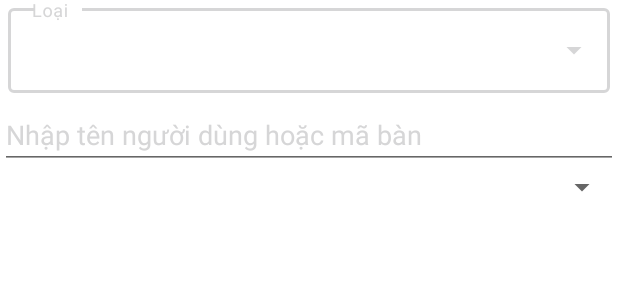
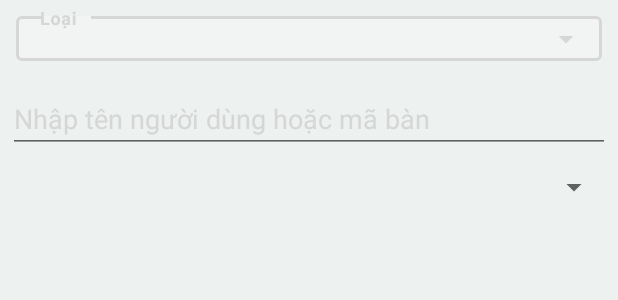
Before and after one commit to trilong0610/coffee-order, an Android app: the layout fragment_order.xml on its own in the app's theme, with its tools: preview values and no code run, on a phone screen of 412 x 824 dp. Shown: the top 300 px of the screen. Run offline under Robolectric (Android 15) with nearby library versions, the phone set to English and light mode, and no system bars.

Commit message:
Sửa giao diện đơn hàng

```diff
--- a/app/src/main/res/layout/fragment_order.xml
+++ b/app/src/main/res/layout/fragment_order.xml
@@ -10,6 +10,7 @@
     <LinearLayout
         android:layout_width="match_parent"
         android:layout_height="match_parent"
+        android:background="#EDF1EF"
         android:orientation="vertical">
         <!--    Chon loai-->
         <com.google.android.material.textfield.TextInputLayout
@@ -18,13 +19,22 @@
             android:layout_width="match_parent"
             android:layout_height="wrap_content"
             android:layout_below="@+id/layout1"
+            android:layout_margin="5dp"
+            android:layout_marginTop="5dp"
+            android:layout_marginBottom="5dp"
+
             android:hint="Loại">
 
             <AutoCompleteTextView
                 android:layout_width="match_parent"
-                android:layout_height="wrap_content"
+                android:layout_height="30dp"
                 android:layout_margin="5dp"
                 android:inputType="none"
+                android:textColor="@color/black"
+                android:textColorHint="@color/black"
+
+                android:textStyle="bold" />
+
                 />
 
         </com.google.android.material.textfield.TextInputLayout>
@@ -34,13 +44,26 @@
             android:layout_width="match_parent"
             android:layout_height="wrap_content"
             android:hint="Nhập tên người dùng hoặc mã bàn"
-            android:textColorHint="@color/black"
+            android:layout_margin="5dp"
+            android:layout_marginTop="5dp"
+            android:layout_marginBottom="5dp"
+            android:inputType="text"
+
+
+
+            android:textColorHint="@color/gray"
             />
 
         <Spinner
             android:id="@+id/spinner2"
             android:layout_width="match_parent"
             android:layout_height="wrap_content"
+            android:layout_margin="5dp"
+            android:layout_marginTop="5dp"
+            android:layout_marginBottom="5dp"
+
+            android:spinnerMode="dropdown" />
+
             />
 
         <RelativeLayout
@@ -51,6 +74,13 @@
                 android:id="@+id/recyclerView"
                 android:layout_width="wrap_content"
                 android:layout_height="wrap_content"
+                android:layout_alignParentStart="true"
+                android:layout_alignParentTop="true"
+                android:layout_marginTop="5dp"
+                android:layout_marginLeft="5dp"
+                android:layout_marginRight="5dp"
+                android:layout_marginBottom="5dp"
+
                 android:scrollbars="vertical" />
 
         </RelativeLayout>
```
Also changed, not shown: app/src/main/java/com/example/coffeeorder/data/OrderAdapter.java (+5 -2 lines), app/src/main/res/layout/activity_main.xml (+11 -10 lines), app/src/main/res/layout/item_order.xml (+100 -31 lines).
